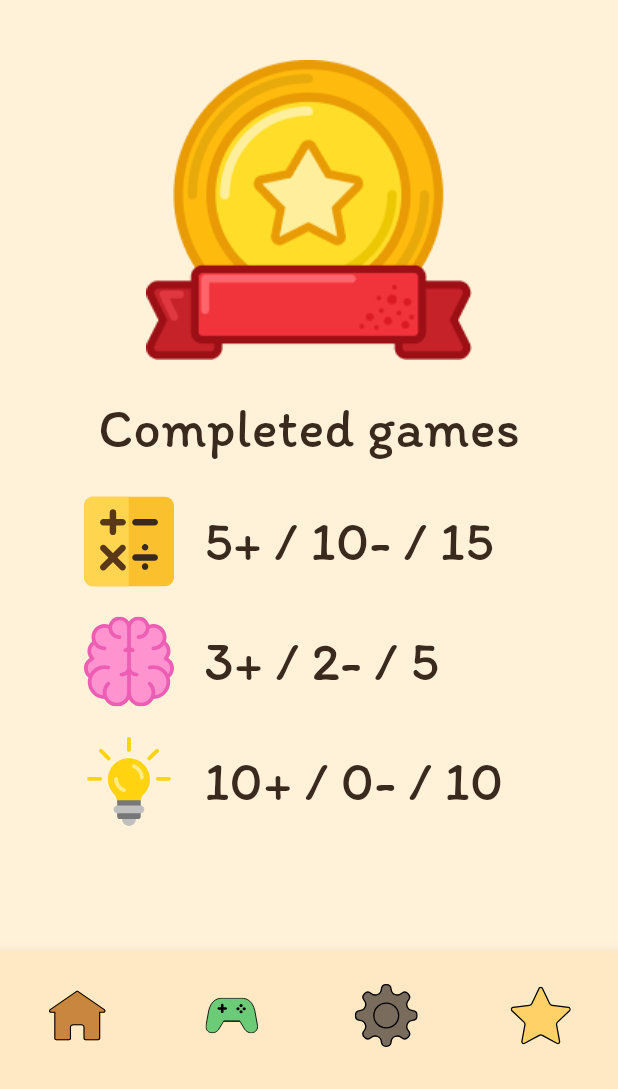
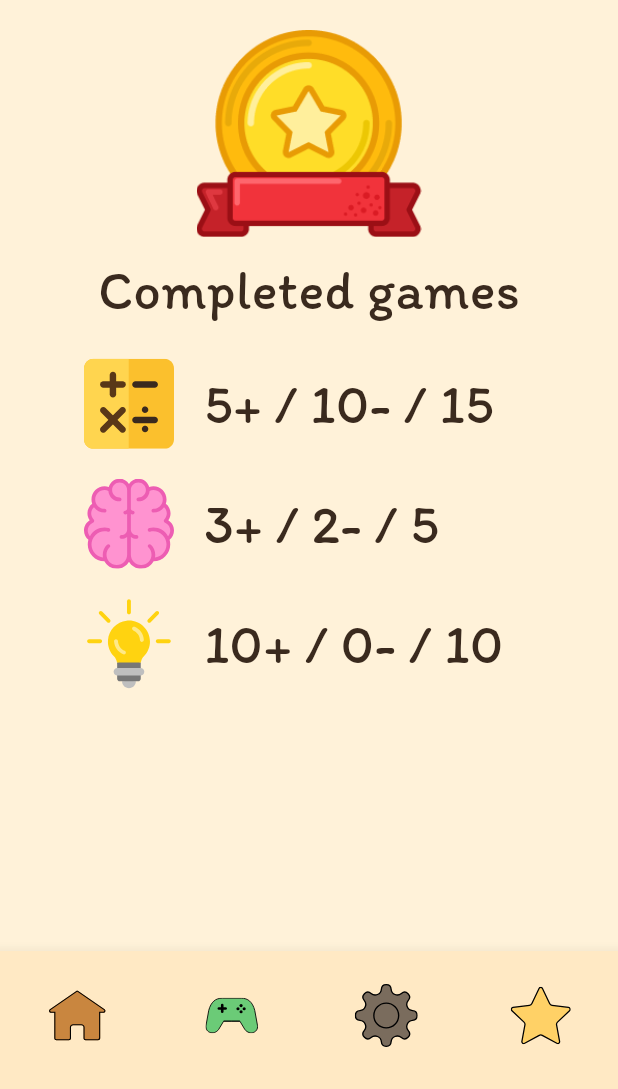
Before and after one commit to woacwoak/Educational-App, a Flutter app: the screen it shows after launch, item 4 of the bottom bar chosen, on a phone screen of 412 x 824 dp, the part 147-1236 px from its top. Run offline on Flutter 3.47's test engine with Material 3 defaults, Android fonts, the phone set to English and light mode, and no system bars; our stand-ins replace audioplayers, flutter_svg.

Commit message:
I added memory page. Ensured that every page (game pages too) have bottom nav bar.

```diff
--- a/educational_app/lib/pages/games.dart
+++ b/educational_app/lib/pages/games.dart
@@ -1,8 +1,10 @@
-import 'package:curious_bear/pages/math.dart';
 import 'package:curious_bear/widgets/custom_app_bar.dart';
 import 'package:curious_bear/widgets/navigation.dart';
 import 'package:flutter/material.dart';
 import '../widgets/button.dart';
+// Game Pages
+import 'package:curious_bear/pages/math.dart';
+import 'package:curious_bear/pages/memory.dart';
 import 'package:curious_bear/pages/logic.dart';
 
 
@@ -30,7 +32,7 @@ class GamePage extends StatelessWidget {
               const SizedBox(height: 5),
               GameButton(text: "Math", image: "Math", color: Color(0xff6BCB77), gamePage: MathPage()),
               const SizedBox(height: 10),
-              GameButton(text: "Memory", image:"Brain", color: Color(0xff5BC0EB), gamePage: Placeholder()),
+              GameButton(text: "Memory", image:"Brain", color: Color(0xff5BC0EB), gamePage: MemoryPage()),
               const SizedBox(height: 10),
               GameButton(text: "Logic", image:"Bulb", color: Color(0xffFF9F1C), gamePage: LogicPage()),
             ],
--- a/educational_app/lib/pages/logic.dart
+++ b/educational_app/lib/pages/logic.dart
@@ -1,4 +1,5 @@
 import 'dart:math';
+import 'package:curious_bear/widgets/navigation.dart';
 import "package:flutter/material.dart";
 import 'package:curious_bear/widgets/custom_app_bar.dart';
 import 'package:flutter_svg/flutter_svg.dart';
@@ -35,6 +36,7 @@ class _LogicPageState extends State<LogicPage> {
   Widget build(BuildContext context) {
     return Scaffold(
       appBar: appBar(context, "Logic"),
+      bottomNavigationBar: AppNavigationBar(),
       backgroundColor: Color(0xffFFF2D9),
       body: Column(
         mainAxisAlignment: MainAxisAlignment.center,
--- a/educational_app/lib/pages/math.dart
+++ b/educational_app/lib/pages/math.dart
@@ -1,6 +1,8 @@
 import 'dart:math';
+import 'package:curious_bear/widgets/navigation.dart';
 import 'package:flutter/material.dart';
 import 'package:curious_bear/widgets/custom_app_bar.dart';
+
 
 
 class MathPage extends StatefulWidget {
@@ -60,6 +62,7 @@ class _MathPageState extends State<MathPage> {
   Widget build(BuildContext context) {
     return Scaffold(
       appBar: appBar(context, "Math"),
+      bottomNavigationBar: AppNavigationBar(),
       backgroundColor: Color(0xffFFF2D9),
       body: Column(
         mainAxisAlignment: MainAxisAlignment.center,
--- a/educational_app/lib/pages/progress.dart
+++ b/educational_app/lib/pages/progress.dart
@@ -18,13 +18,14 @@ class ProgressPage extends StatelessWidget{
         mainAxisAlignment: MainAxisAlignment.start,
         children: [
           Padding(
-            padding: EdgeInsets.only(top:40),
+            padding: EdgeInsets.only(top:20),
             child: Image.asset(
               "assets/images/badge.png",
+              width: 150,
               fit: BoxFit.contain,
             ),
           ),
-          SizedBox(height: 20),
+          SizedBox(height: 10),
           Text(
             "Completed games",
             style: TextStyle(
```
Also changed, not shown: educational_app/lib/pages/memory.dart (added, +27 -0 lines).
